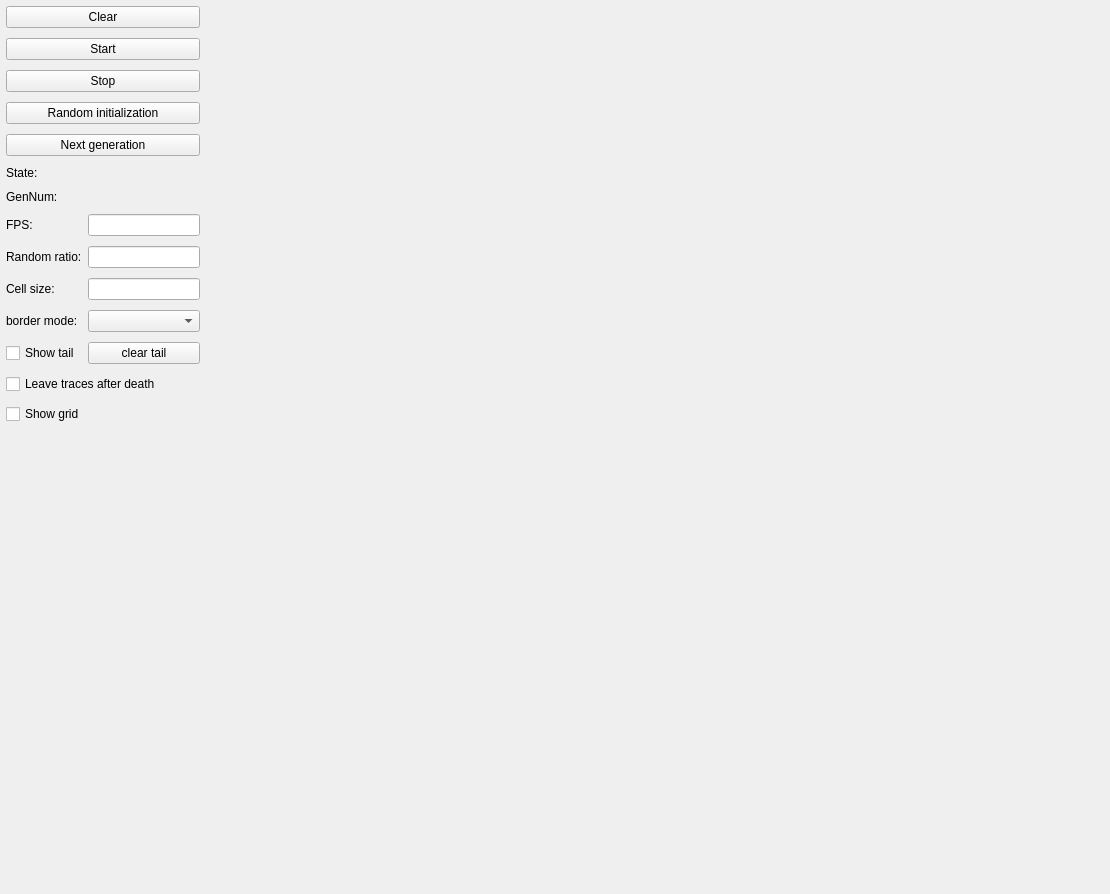
Qt form ui/main_window.ui (12345678998765/comway_game_of_life_pyside6) before a commit.
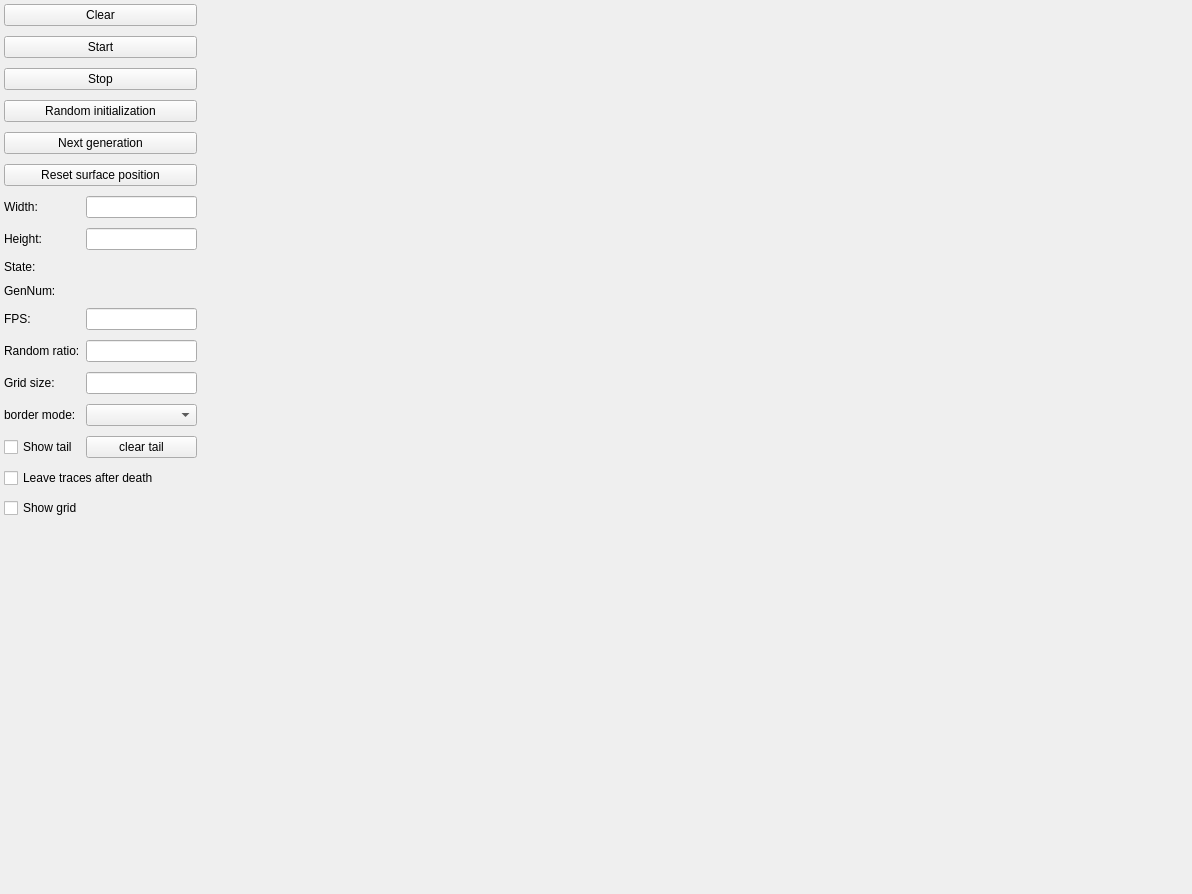
The same form after that commit.

Commit message: refactor(UI) feat: change UI and add function of setting grid(surface) size(width and height)

```diff
--- a/ui/main_window.ui
+++ b/ui/main_window.ui
@@ -6,7 +6,7 @@
    <rect>
     <x>0</x>
     <y>0</y>
-    <width>1110</width>
+    <width>1192</width>
     <height>894</height>
    </rect>
   </property>
@@ -20,32 +20,23 @@
      <verstretch>0</verstretch>
     </sizepolicy>
    </property>
-   <widget class="QWidget" name="horizontalLayoutWidget">
-    <property name="geometry">
-     <rect>
-      <x>0</x>
-      <y>0</y>
-      <width>1071</width>
-      <height>881</height>
-     </rect>
-    </property>
-    <layout class="QHBoxLayout" name="horizontalLayout" stretch="0">
-     <property name="sizeConstraint">
-      <enum>QLayout::SizeConstraint::SetDefaultConstraint</enum>
-     </property>
+   <layout class="QGridLayout" name="gridLayout_2" columnstretch="1,200" columnminimumwidth="200,0">
      <property name="leftMargin">
-      <number>2</number>
+     <number>0</number>
      </property>
      <property name="topMargin">
-      <number>2</number>
+     <number>0</number>
      </property>
      <property name="rightMargin">
-      <number>2</number>
+     <number>0</number>
      </property>
      <property name="bottomMargin">
-      <number>2</number>
-     </property>
-     <item>
+     <number>0</number>
+    </property>
+    <property name="horizontalSpacing">
+     <number>6</number>
+    </property>
+    <item row="0" column="0">
       <widget class="QWidget" name="widget_control_panel" native="true">
        <property name="sizePolicy">
         <sizepolicy hsizetype="Expanding" vsizetype="Expanding">
@@ -59,16 +50,24 @@
        <property name="autoFillBackground">
         <bool>false</bool>
        </property>
-       <widget class="QWidget" name="gridLayoutWidget">
+      <property name="styleSheet">
+       <string notr="true"/>
+      </property>
+      <widget class="QWidget" name="horizontalLayoutWidget_2">
         <property name="geometry">
          <rect>
           <x>0</x>
           <y>0</y>
-          <width>202</width>
-          <height>871</height>
-         </rect>
-        </property>
-        <layout class="QGridLayout" name="gridLayout">
+         <width>201</width>
+         <height>761</height>
+        </rect>
+       </property>
+       <layout class="QHBoxLayout" name="horizontalLayout_2">
+        <item>
+         <layout class="QGridLayout" name="gridLayout" columnstretch="0,0">
+          <property name="sizeConstraint">
+           <enum>QLayout::SizeConstraint::SetMaximumSize</enum>
+          </property>
          <property name="leftMargin">
           <number>4</number>
          </property>
@@ -87,7 +86,7 @@
          <property name="verticalSpacing">
           <number>10</number>
          </property>
-         <item row="7" column="0">
+          <item row="12" column="0">
           <widget class="QLabel" name="label_2">
            <property name="text">
             <string>GenNum:</string>
@@ -101,14 +100,14 @@
            </property>
           </widget>
          </item>
-         <item row="10" column="0">
+          <item row="15" column="0">
           <widget class="QLabel" name="label_6">
            <property name="text">
-            <string>Cell size:</string>
+             <string>Grid size:</string>
            </property>
           </widget>
          </item>
-         <item row="10" column="1">
+          <item row="15" column="1">
           <widget class="QLineEdit" name="lineEdit_cell_size"/>
          </item>
          <item row="0" column="0" colspan="2">
@@ -124,7 +123,7 @@
            </property>
           </widget>
          </item>
-         <item row="7" column="1">
+          <item row="12" column="1">
           <widget class="QLabel" name="label_show_gens">
            <property name="enabled">
             <bool>true</bool>
@@ -140,7 +139,7 @@
            </property>
           </widget>
          </item>
-         <item row="8" column="0">
+          <item row="13" column="0">
           <widget class="QLabel" name="label">
            <property name="sizePolicy">
             <sizepolicy hsizetype="Preferred" vsizetype="Preferred">
@@ -153,31 +152,34 @@
            </property>
           </widget>
          </item>
-         <item row="9" column="1">
+          <item row="14" column="1">
           <widget class="QLineEdit" name="lineEdit_random_ratio"/>
          </item>
-         <item row="5" column="1">
+          <item row="10" column="1">
           <widget class="QLabel" name="label_current_status">
            <property name="text">
             <string/>
            </property>
           </widget>
          </item>
-         <item row="9" column="0">
+          <item row="14" column="0">
           <widget class="QLabel" name="label_5">
            <property name="text">
             <string>Random ratio:</string>
            </property>
           </widget>
          </item>
-         <item row="11" column="0">
+          <item row="16" column="0">
           <widget class="QLabel" name="label_7">
            <property name="text">
             <string>border mode:</string>
            </property>
           </widget>
          </item>
-         <item row="12" column="1">
+          <item row="8" column="1">
+           <widget class="QLineEdit" name="lineEdit_surface_width"/>
+          </item>
+          <item row="17" column="1">
           <widget class="QPushButton" name="pushButton_clear_tail">
            <property name="text">
             <string>clear tail</string>
@@ -204,23 +206,30 @@
            </property>
           </widget>
          </item>
-         <item row="5" column="0">
+          <item row="10" column="0">
           <widget class="QLabel" name="label_3">
            <property name="text">
             <string>State:</string>
            </property>
           </widget>
          </item>
-         <item row="11" column="1">
+          <item row="16" column="1">
           <widget class="QComboBox" name="comboBox_board_pattern"/>
          </item>
-         <item row="12" column="0">
+          <item row="17" column="0">
           <widget class="QCheckBox" name="checkBox_show_tail">
            <property name="text">
             <string>Show tail</string>
            </property>
           </widget>
          </item>
+          <item row="8" column="0">
+           <widget class="QLabel" name="label_8">
+            <property name="text">
+             <string>Width:</string>
+            </property>
+           </widget>
+          </item>
          <item row="3" column="0" colspan="2">
           <widget class="QPushButton" name="pushButton_random_gen">
            <property name="text">
@@ -228,24 +237,41 @@
            </property>
           </widget>
          </item>
-         <item row="13" column="0" colspan="2">
+          <item row="18" column="0" colspan="2">
           <widget class="QCheckBox" name="checkBox_trace_1_gen">
            <property name="text">
             <string>Leave traces after death</string>
            </property>
           </widget>
          </item>
-         <item row="14" column="0" colspan="2">
+          <item row="5" column="0" colspan="2">
+           <widget class="QPushButton" name="pushButton_reset_surface_position">
+            <property name="text">
+             <string>Reset surface position</string>
+            </property>
+           </widget>
+          </item>
+          <item row="19" column="0" colspan="2">
           <widget class="QCheckBox" name="checkBox_show_grid">
            <property name="text">
             <string>Show grid</string>
            </property>
           </widget>
          </item>
-         <item row="8" column="1">
+          <item row="13" column="1">
           <widget class="QLineEdit" name="lineEdit_gens_per_sec"/>
          </item>
-         <item row="15" column="0" colspan="2">
+          <item row="9" column="0">
+           <widget class="QLabel" name="label_9">
+            <property name="text">
+             <string>Height:</string>
+            </property>
+           </widget>
+          </item>
+          <item row="9" column="1">
+           <widget class="QLineEdit" name="lineEdit_surface_height"/>
+          </item>
+          <item row="20" column="0" colspan="2">
           <widget class="QLabel" name="label_4">
            <property name="sizePolicy">
             <sizepolicy hsizetype="Preferred" vsizetype="MinimumExpanding">
@@ -259,33 +285,19 @@
           </widget>
          </item>
         </layout>
-        <zorder>checkBox_trace_1_gen</zorder>
-        <zorder>checkBox_show_tail</zorder>
-        <zorder>pushButton_stop</zorder>
-        <zorder>pushButton_start</zorder>
-        <zorder>pushButton_random_gen</zorder>
-        <zorder>pushButton_clear_tail</zorder>
-        <zorder>pushButton_clean_surface</zorder>
-        <zorder>label_3</zorder>
-        <zorder>label_current_status</zorder>
-        <zorder>label</zorder>
-        <zorder>lineEdit_gens_per_sec</zorder>
-        <zorder>pushButton_next_step</zorder>
-        <zorder>label_5</zorder>
-        <zorder>lineEdit_random_ratio</zorder>
-        <zorder>label_6</zorder>
-        <zorder>lineEdit_cell_size</zorder>
-        <zorder>comboBox_board_pattern</zorder>
-        <zorder>label_7</zorder>
-        <zorder>label_2</zorder>
-        <zorder>label_show_gens</zorder>
-        <zorder>checkBox_show_grid</zorder>
-        <zorder>label_4</zorder>
+        </item>
+       </layout>
        </widget>
       </widget>
      </item>
-    </layout>
-   </widget>
+    <item row="0" column="1">
+     <widget class="QWidget" name="widget_draw_area" native="true">
+      <property name="styleSheet">
+       <string notr="true"/>
+      </property>
+     </widget>
+    </item>
+   </layout>
   </widget>
  </widget>
  <resources/>
```
Lines whose indentation alone changed are shown as unchanged. The commit also changes 2 other files.
